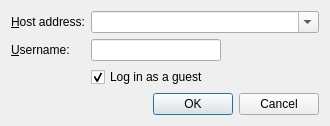
Above: src/client/ui/joindialog.ui from drawpile/Drawpile before the change. Below: the same form after it.
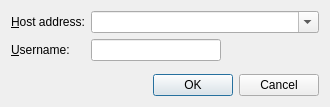
That is the form after the change.

Commit message:
Remove "login as guest" checkbox
Determine whether to login as guest automatically instead.

Diff of the .ui file:
```diff
--- a/src/client/ui/joindialog.ui
+++ b/src/client/ui/joindialog.ui
@@ -10,7 +10,7 @@
     <x>0</x>
     <y>0</y>
     <width>330</width>
-    <height>120</height>
+    <height>107</height>
    </rect>
   </property>
   <property name="windowTitle">
@@ -19,6 +19,9 @@
   <layout class="QVBoxLayout" name="verticalLayout">
    <item>
     <layout class="QFormLayout" name="formLayout">
+     <property name="fieldGrowthPolicy">
+      <enum>QFormLayout::AllNonFixedFieldsGrow</enum>
+     </property>
      <item row="0" column="0">
       <widget class="QLabel" name="label">
        <property name="text">
@@ -79,16 +82,6 @@
        </item>
       </layout>
      </item>
-     <item row="2" column="1">
-      <widget class="QCheckBox" name="guestlogin">
-       <property name="text">
-        <string>Log in as a guest</string>
-       </property>
-       <property name="checked">
-        <bool>true</bool>
-       </property>
-      </widget>
-     </item>
     </layout>
    </item>
    <item>
```
Left out of the diff: 1 changed line with no effect on the pictures. The commit also changes 10 other files.
